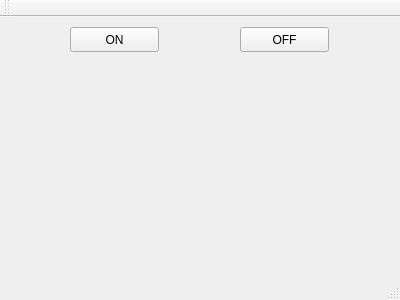
The window that inmotomanager.ui (vittorio-lumare/inmoto_manager) describes before a commit, drawn with Qt 5.
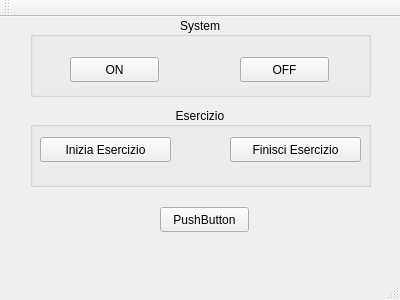
The same window after the commit. Custom widgets are drawn as their Qt base class.

Patch:
```diff
--- a/inmotomanager.ui
+++ b/inmotomanager.ui
@@ -14,41 +14,112 @@
    <string>InMotoManager</string>
   </property>
   <widget class="QWidget" name="centralWidget">
-   <widget class="QPushButton" name="off_btn">
+   <widget class="QGroupBox" name="system_gbox">
     <property name="geometry">
      <rect>
-      <x>240</x>
-      <y>10</y>
-      <width>89</width>
-      <height>25</height>
+      <x>30</x>
+      <y>0</y>
+      <width>341</width>
+      <height>80</height>
      </rect>
     </property>
-    <property name="text">
-     <string>OFF</string>
+    <property name="title">
+     <string>System</string>
     </property>
+    <property name="alignment">
+     <set>Qt::AlignCenter</set>
+    </property>
+    <widget class="QPushButton" name="on_btn">
+     <property name="geometry">
+      <rect>
+       <x>40</x>
+       <y>40</y>
+       <width>89</width>
+       <height>25</height>
+      </rect>
+     </property>
+     <property name="text">
+      <string>ON</string>
+     </property>
+    </widget>
+    <widget class="QLed" name="power_led" native="true">
+     <property name="geometry">
+      <rect>
+       <x>150</x>
+       <y>30</y>
+       <width>41</width>
+       <height>41</height>
+      </rect>
+     </property>
+    </widget>
+    <widget class="QPushButton" name="off_btn">
+     <property name="geometry">
+      <rect>
+       <x>210</x>
+       <y>40</y>
+       <width>89</width>
+       <height>25</height>
+      </rect>
+     </property>
+     <property name="text">
+      <string>OFF</string>
+     </property>
+    </widget>
    </widget>
-   <widget class="QPushButton" name="on_btn">
+   <widget class="QGroupBox" name="exercise_gbox">
     <property name="geometry">
      <rect>
-      <x>70</x>
-      <y>10</y>
-      <width>89</width>
-      <height>25</height>
+      <x>30</x>
+      <y>90</y>
+      <width>341</width>
+      <height>80</height>
      </rect>
     </property>
-    <property name="text">
-     <string>ON</string>
+    <property name="title">
+     <string>Esercizio</string>
     </property>
+    <property name="alignment">
+     <set>Qt::AlignCenter</set>
+    </property>
+    <widget class="QPushButton" name="start_exercise_btn">
+     <property name="geometry">
+      <rect>
+       <x>10</x>
+       <y>30</y>
+       <width>131</width>
+       <height>25</height>
+      </rect>
+     </property>
+     <property name="text">
+      <string>Inizia Esercizio</string>
+     </property>
+    </widget>
+    <widget class="QPushButton" name="stop_exercise_btn">
+     <property name="geometry">
+      <rect>
+       <x>200</x>
+       <y>30</y>
+       <width>131</width>
+       <height>25</height>
+      </rect>
+     </property>
+     <property name="text">
+      <string>Finisci Esercizio</string>
+     </property>
+    </widget>
    </widget>
-   <widget class="QLed" name="power_led" native="true">
+   <widget class="QPushButton" name="pushButton">
     <property name="geometry">
      <rect>
-      <x>180</x>
-      <y>10</y>
-      <width>41</width>
-      <height>41</height>
+      <x>160</x>
+      <y>190</y>
+      <width>89</width>
+      <height>25</height>
      </rect>
     </property>
+    <property name="text">
+     <string>PushButton</string>
+    </property>
    </widget>
   </widget>
   <widget class="QMenuBar" name="menuBar">
```
